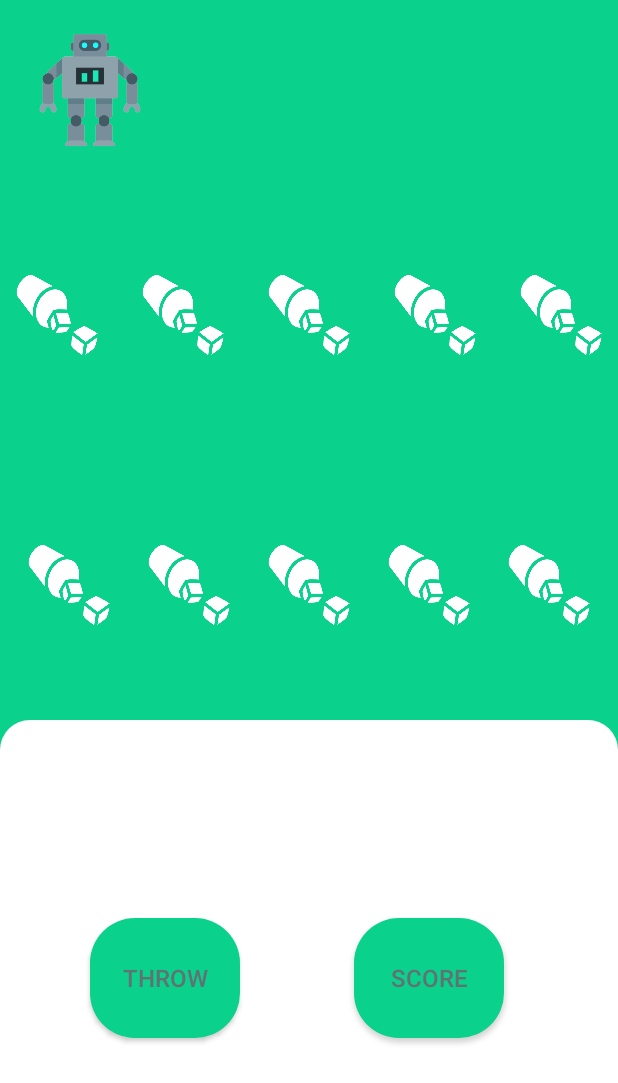
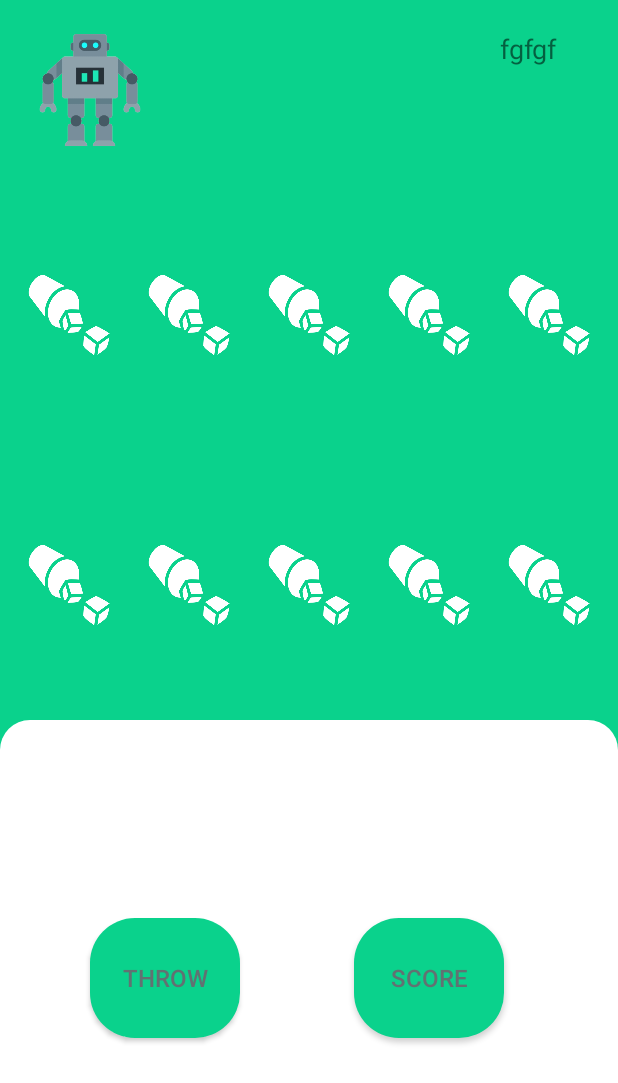
Before and after one commit to Shabba12/DiceApp, an Android app: the layout activity_game.xml on its own in the app's theme, with its tools: preview values and no code run, on a phone screen of 412 x 824 dp. Shown: the top 1083 px of the screen. Run offline under Robolectric (Android 15) with nearby library versions, the light colour scheme and no system bars.

Commit message:
first 5 instructions implemented

```diff
--- a/app/src/main/res/layout/activity_game.xml
+++ b/app/src/main/res/layout/activity_game.xml
@@ -34,7 +34,6 @@
             android:layout_width="60dp"
             android:layout_height="60dp"
             android:layout_marginTop="0dp"
-            android:layout_weight="1"
             android:contentDescription="TODO"
             android:src="@drawable/rolling_cup" />
 
@@ -43,7 +42,6 @@
             android:layout_width="60dp"
             android:layout_height="60dp"
             android:layout_marginStart="20dp"
-            android:layout_weight="1"
             android:contentDescription="TODO"
             android:src="@drawable/rolling_cup" />
 
@@ -52,7 +50,6 @@
             android:layout_width="60dp"
             android:layout_height="60dp"
             android:layout_marginStart="20dp"
-            android:layout_weight="1"
             android:contentDescription="TODO"
             android:src="@drawable/rolling_cup" />
 
@@ -61,7 +58,6 @@
             android:layout_width="60dp"
             android:layout_height="60dp"
             android:layout_marginStart="20dp"
-            android:layout_weight="1"
             android:contentDescription="TODO"
             android:src="@drawable/rolling_cup" />
 
@@ -70,7 +66,6 @@
             android:layout_width="60dp"
             android:layout_height="60dp"
             android:layout_marginStart="20dp"
-            android:layout_weight="1"
             android:contentDescription="TODO"
             android:src="@drawable/rolling_cup" />
     </LinearLayout>
@@ -165,4 +160,17 @@
             app:layout_constraintTop_toTopOf="parent" />
     </androidx.constraintlayout.widget.ConstraintLayout>
 
+    <TextView
+        android:id="@+id/scoreTextView"
+        android:layout_width="100dp"
+        android:layout_height="70dp"
+        android:layout_marginEnd="10dp"
+        android:text="fgfgf"
+        android:textAlignment="center"
+        android:textSize="18sp"
+        app:layout_constraintBottom_toTopOf="@+id/linearLayout2"
+        app:layout_constraintEnd_toEndOf="parent"
+        app:layout_constraintTop_toTopOf="parent"
+        app:layout_constraintVertical_bias=".2" />
+
 </androidx.constraintlayout.widget.ConstraintLayout>
```
Also changed, not shown: app/src/main/java/com/example/diceapp/GameActivity.kt (+47 -11 lines).
